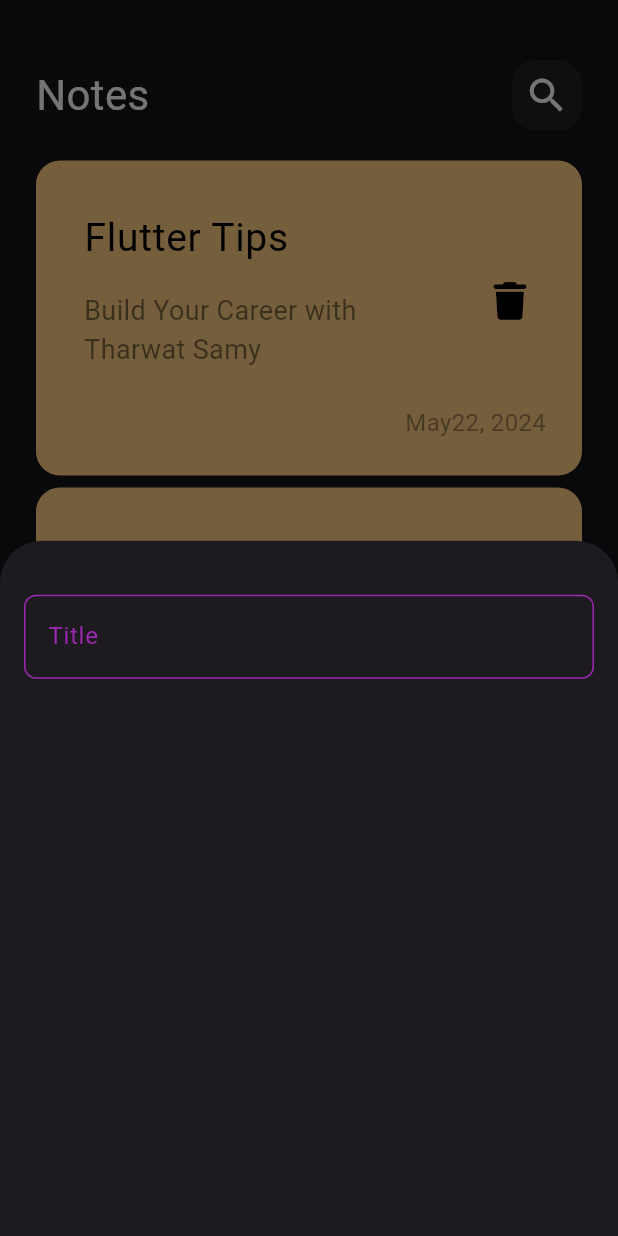
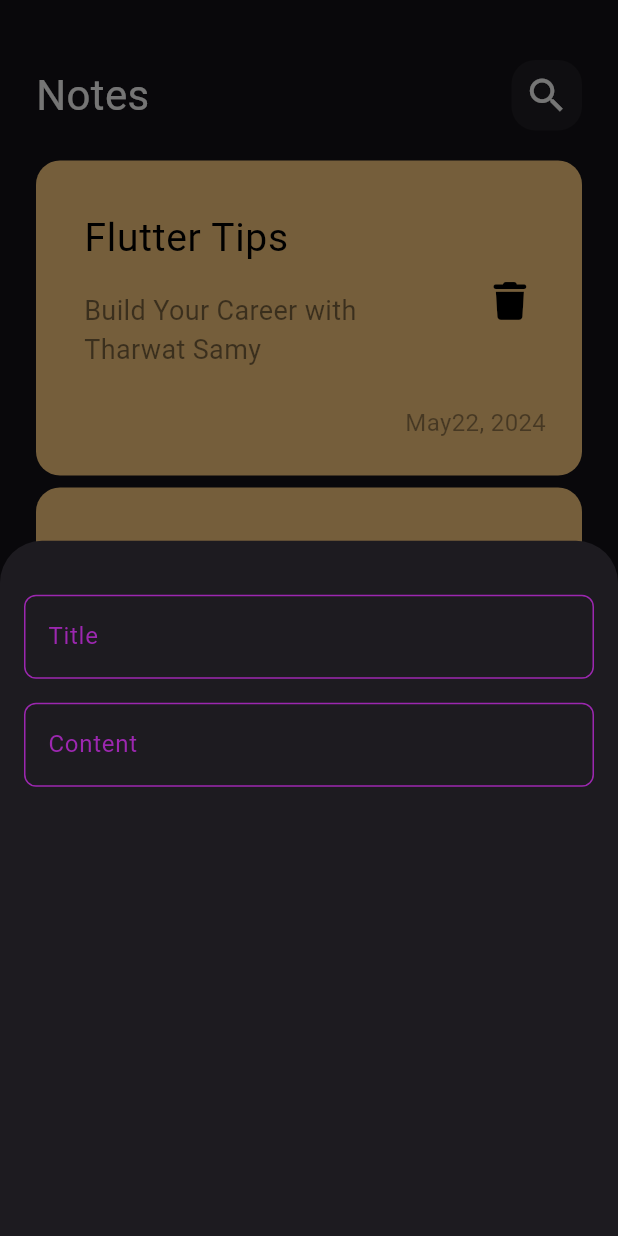
Before and after one commit to mohammedashraf16/Note_App, a Flutter app: the screen it shows after launch, after a tap on the "add" icon, on a phone screen of 412 x 824 dp. Run offline on Flutter 3.47's test engine with Material 3 defaults, Android fonts, the phone set to English and light mode, and no system bars; our stand-ins replace font_awesome_flutter; Roboto replaces fonts that are missing (assets/fonts/Poppins-Regular.ttf).

Commit message:
Add Field To Bottom Sheet

```diff
--- a/lib/main.dart
+++ b/lib/main.dart
@@ -14,8 +14,8 @@ class NotesApp extends StatelessWidget {
     return MaterialApp(
       debugShowCheckedModeBanner: false,
       theme: ThemeData(brightness: Brightness.dark,
+        useMaterial3: true,
         fontFamily: "assets/fonts/Poppins-Regular.ttf"
-
       ),
       home: const NotesView(),
     );
--- a/lib/widgets/add_note_bottom_sheet.dart
+++ b/lib/widgets/add_note_bottom_sheet.dart
@@ -11,19 +11,11 @@ class AddNoteBottomSheet extends StatelessWidget {
       child: Column(
         children: [
           SizedBox(height: 36,),
-          CustomTextField(text: "Title"),
+          CustomTextField(hint: "Title",),
+          SizedBox(height: 16,),
+          CustomTextField(hint: "Content",maxLines: 6,),
         ],
       ),
     );
   }
 }
-
-
-  OutlineInputBorder buildBorder([color]) {
-    return OutlineInputBorder(
-        borderRadius: BorderRadius.circular(8),
-      borderSide:  BorderSide(
-        color: color ?? Colors.purple,
-      )
-      );
-  }
--- a/lib/widgets/custom_text_field.dart
+++ b/lib/widgets/custom_text_field.dart
@@ -1,16 +1,16 @@
 import 'package:flutter/material.dart';
-import 'package:notes_app/widgets/add_note_bottom_sheet.dart';
-
 class CustomTextField extends StatelessWidget {
-  const CustomTextField({super.key, required this.text});
-  final String text;
+  const CustomTextField({super.key, required this.hint,  this.maxLines=1});
+  final String hint;
+  final int maxLines;
   @override
   Widget build(BuildContext context) {
     return  TextField(
       cursorColor: Colors.cyanAccent,
       decoration: InputDecoration(
-          hintText: text,
-          hintStyle: TextStyle(color: Colors.purple),
+          hintText: hint,
+          hintMaxLines: maxLines,
+          hintStyle: const TextStyle(color: Colors.purple),
           border:buildBorder(),
           enabledBorder:buildBorder(),
           focusedBorder: buildBorder(Colors.cyanAccent)
@@ -18,3 +18,11 @@ class CustomTextField extends StatelessWidget {
     );
   }
 }
+OutlineInputBorder buildBorder([color]) {
+  return OutlineInputBorder(
+      borderRadius: BorderRadius.circular(8),
+      borderSide:  BorderSide(
+        color: color ?? Colors.purple,
+      )
+  );
+}
```
